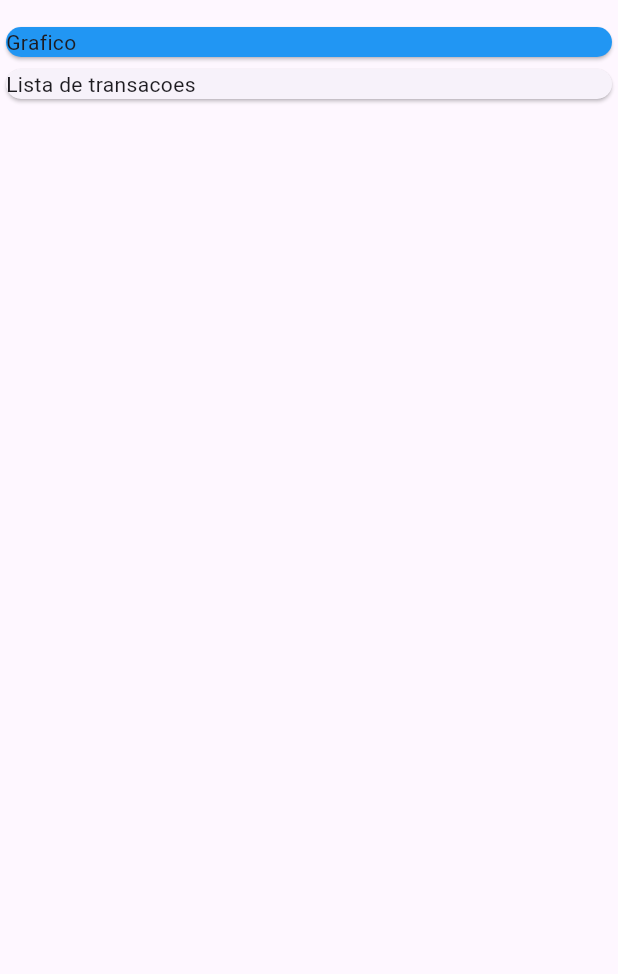
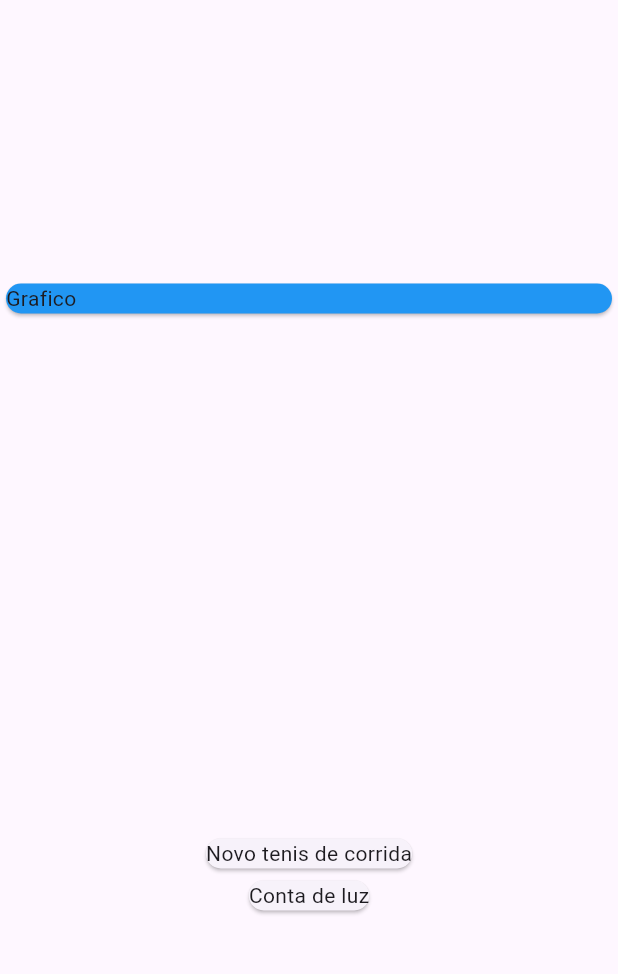
Before and after one commit to alyssoncnt/expenses, a Flutter app: the screen it shows after launch, on a phone screen of 412 x 824 dp, the part 63-1037 px from its top. Run offline on Flutter 3.47's test engine with Material 3 defaults, Android fonts, the phone set to English and light mode, and no system bars.

```diff
--- a/lib/main.dart
+++ b/lib/main.dart
@@ -1,3 +1,4 @@
+import 'package:expenses/models/transaction.dart';
 import 'package:flutter/material.dart';
 
 void main() => runApp(
@@ -9,14 +10,29 @@ class ExpensesApp extends StatelessWidget {
 
   @override
   Widget build(BuildContext context) {
-    return const MaterialApp(
+    return MaterialApp(
       home: MyHomePage(),
     );
   }
 }
 
 class MyHomePage extends StatelessWidget {
-  const MyHomePage({super.key});
+  MyHomePage({super.key});
+
+  final _transactions = [
+    Transaction(
+      id: 't1',
+      title: 'Novo tenis de corrida',
+      value: 310.76,
+      date: DateTime.now(),
+    ),
+    Transaction(
+      id: 't2',
+      title: 'Conta de luz',
+      value: 211.30,
+      date: DateTime.now(),
+    )
+  ];
 
   @override
   Widget build(BuildContext context) {
@@ -24,19 +40,24 @@ class MyHomePage extends StatelessWidget {
       appBar: AppBar(
         title: const Text("Expenses App"),
       ),
-      body: const Column(
-        mainAxisAlignment: MainAxisAlignment.start,
+      body: Column(
+          mainAxisAlignment: MainAxisAlignment.spaceAround,
           crossAxisAlignment: CrossAxisAlignment.stretch,
           children: [
-          SizedBox(
+            const SizedBox(
               child: Card(
                 color: Colors.blue,
                 child: Text('Grafico'),
               ),
             ),
-          Card(child: Text('Lista de transacoes')),
-        ],
+            Column(
+              children: _transactions.map((tr) {
+                return Card(
+                  child: Text(tr.title),
+                );
+              }).toList(),
             ),
+          ]),
     );
   }
 }
--- /dev/null
+++ b/lib/models/transaction.dart
@@ -0,0 +1,12 @@
+class Transaction {
+  final String id;
+  final String title;
+  final double value;
+  final DateTime date;
+
+  Transaction(
+      {required this.id,
+      required this.title,
+      required this.value,
+      required this.date});
+}
```
Lines whose indentation alone changed are shown as unchanged.
